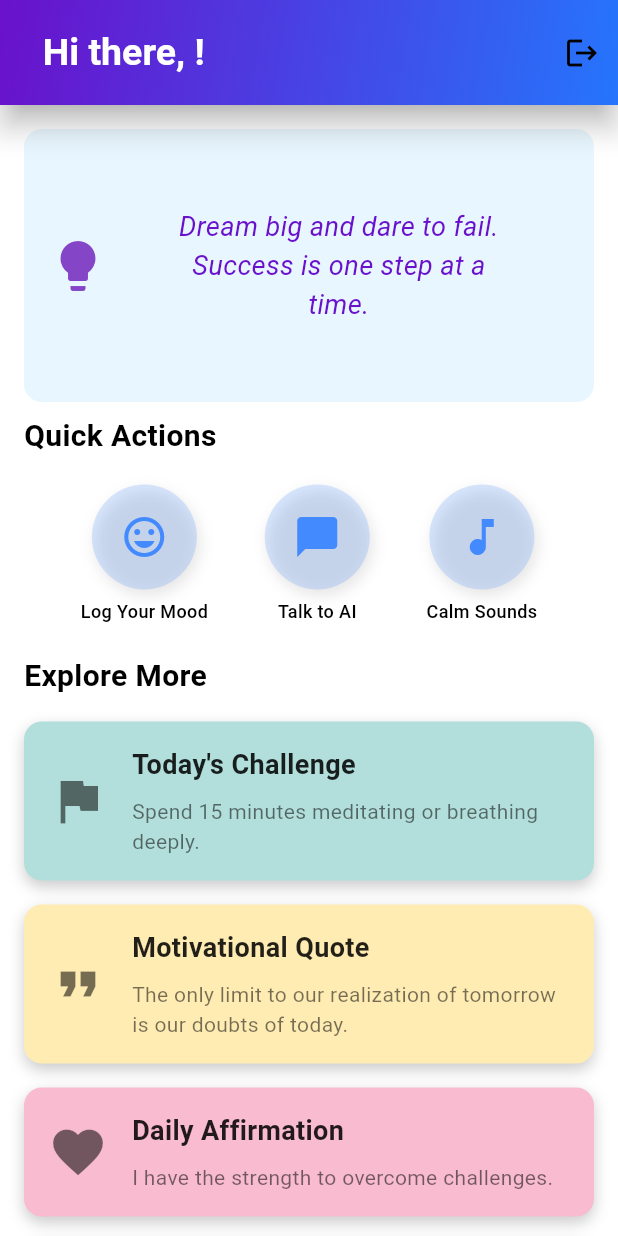
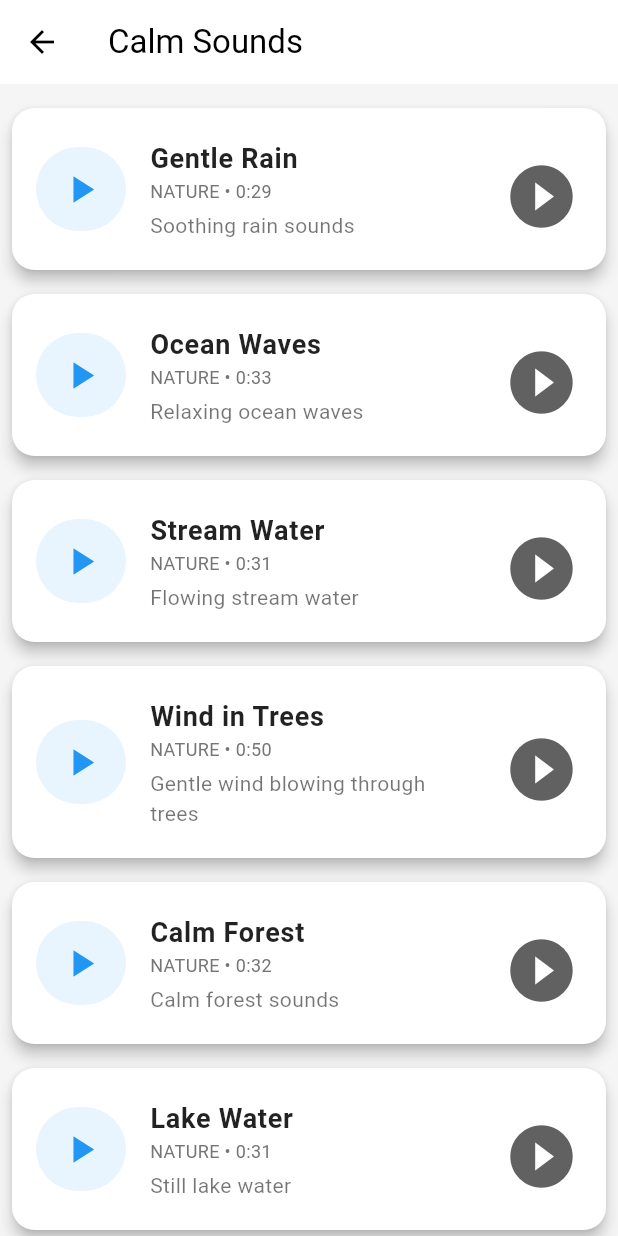
Before and after one commit to abibinu/MENTAL_HEALTH_APP, a Flutter app: the HomePage screen opened by its route, after a tap on "Calm Sounds", on a phone screen of 412 x 824 dp. Run offline on Flutter 3.47's test engine with Material 3 defaults, Android fonts, the phone set to English and light mode, and no system bars; our stand-ins replace fl_chart, just_audio, shared_preferences; accounts and stored records are empty.

Commit message:
edit: 01/02/25

```diff
--- /dev/null
+++ b/FRONTEND/mental_health_app/lib/calm_music.dart
@@ -0,0 +1,255 @@
+import 'package:flutter/material.dart';
+import 'package:just_audio/just_audio.dart';
+
+class CalmMusicPage extends StatefulWidget {
+  @override
+  _CalmMusicPageState createState() => _CalmMusicPageState();
+}
+
+class _CalmMusicPageState extends State<CalmMusicPage> {
+  final AudioPlayer _audioPlayer = AudioPlayer();
+  String? _currentPlaying;
+  bool isPlaying = false;
+  bool isLoading = false;
+
+  final List<Map<String, String>> calmSounds = [
+    {
+      "title": "Gentle Rain",
+      "url": "https://www.soundjay.com/nature/rain-01.mp3",
+      "duration": "0:29",
+      "category": "nature",
+      "description": "Soothing rain sounds"
+    },
+    {
+      "title": "Ocean Waves",
+      "url": "https://www.soundjay.com/nature/ocean-wave-2.mp3",
+      "duration": "0:33",
+      "category": "nature",
+      "description": "Relaxing ocean waves"
+    },
+    {
+      "title": "Stream Water",
+      "url": "https://www.soundjay.com/nature/sounds/stream-1.mp3",
+      "duration": "0:31",
+      "category": "nature",
+      "description": "Flowing stream water"
+    },
+    {
+      "title": "Wind in Trees",
+      "url": "https://www.soundjay.com/nature/sounds/wind-1.mp3",
+      "duration": "0:50",
+      "category": "nature",
+      "description": "Gentle wind blowing through trees"
+    },
+    {
+      "title": "Calm Forest",
+      "url": "https://www.soundjay.com/nature/sounds/forest-1.mp3",
+      "duration": "0:32",
+      "category": "nature",
+      "description": "Calm forest sounds"
+    },
+    {
+      "title": "Lake Water",
+      "url": "https://www.soundjay.com/nature/sounds/lake-1.mp3",
+      "duration": "0:31",
+      "category": "nature",
+      "description": "Still lake water"
+    },
+    {
+      "title": "Birds Chirping",
+      "url": "https://www.soundjay.com/nature/sounds/birds-1.mp3",
+      "duration": "0:45",
+      "category": "nature",
+      "description": "Chirping birds in the morning"
+    },
+    {
+      "title": "Soft Piano",
+      "url": "https://www.soundjay.com/misc/sounds/piano-1.mp3",
+      "duration": "1:00",
+      "category": "music",
+      "description": "Soft piano melodies"
+    },
+    {
+      "title": "Meditation Bells",
+      "url": "https://www.soundjay.com/misc/sounds/bell-1.mp3",
+      "duration": "0:30",
+      "category": "music",
+      "description": "Calming meditation bells"
+    },
+  ];
+
+  Future<void> _togglePlay(String url, String title) async {
+    try {
+      if (_currentPlaying == url && isPlaying) {
+        await _audioPlayer.pause();
+        setState(() {
+          isPlaying = false;
+        });
+        return;
+      }
+
+      setState(() {
+        isLoading = true;
+        _currentPlaying =
+            url; // Set current URL immediately to show loading state
+      });
+
+      if (_audioPlayer.playing) {
+        await _audioPlayer.stop();
+      }
+
+      await _audioPlayer.setAudioSource(
+        AudioSource.uri(Uri.parse(url)),
+        initialPosition: Duration.zero,
+      );
+
+      await _audioPlayer.play();
+
+      setState(() {
+        isPlaying = true;
+      });
+    } catch (e) {
+      print('Error playing audio: $e');
+      ScaffoldMessenger.of(context).showSnackBar(
+        SnackBar(
+          content:
+              Text('Error: Unable to play this track. Please try another.'),
+          backgroundColor: Colors.red,
+        ),
+      );
+      // Reset state if playback fails
+      setState(() {
+        if (_currentPlaying == url) {
+          _currentPlaying = null;
+          isPlaying = false;
+        }
+      });
+    } finally {
+      setState(() {
+        isLoading = false;
+      });
+    }
+  }
+
+  @override
+  void initState() {
+    super.initState();
+    _audioPlayer.playerStateStream.listen((playerState) {
+      if (playerState.processingState == ProcessingState.completed) {
+        setState(() {
+          isPlaying = false;
+          _currentPlaying = null;
+        });
+      }
+    });
+  }
+
+  @override
+  void dispose() {
+    _audioPlayer.dispose();
+    super.dispose();
+  }
+
+  @override
+  Widget build(BuildContext context) {
+    return Scaffold(
+      backgroundColor: Colors.grey[100],
+      appBar: AppBar(
+        title: Text("Calm Sounds"),
+        elevation: 0,
+      ),
+      body: ListView.builder(
+        padding: EdgeInsets.all(8),
+        itemCount: calmSounds.length,
+        itemBuilder: (context, index) {
+          final sound = calmSounds[index];
+          final bool isCurrentTrack = _currentPlaying == sound["url"];
+          final bool isCurrentlyPlaying = isCurrentTrack && isPlaying;
+          final bool isThisLoading = isCurrentTrack && isLoading;
+
+          return Card(
+            elevation: 4,
+            margin: EdgeInsets.symmetric(vertical: 8),
+            shape: RoundedRectangleBorder(
+              borderRadius: BorderRadius.circular(15),
+            ),
+            child: ListTile(
+              contentPadding:
+                  EdgeInsets.symmetric(horizontal: 16, vertical: 12),
+              leading: Container(
+                width: 60,
+                height: 60,
+                decoration: BoxDecoration(
+                  color: isCurrentlyPlaying
+                      ? Colors.blue
+                      : Colors.blue.withOpacity(0.1),
+                  borderRadius: BorderRadius.circular(30),
+                ),
+                child: Icon(
+                  isCurrentlyPlaying ? Icons.music_note : Icons.play_arrow,
+                  color: isCurrentlyPlaying ? Colors.white : Colors.blue,
+                  size: 30,
+                ),
+              ),
+              title: Text(
+                sound["title"]!,
+                style: TextStyle(
+                  fontWeight: FontWeight.bold,
+                  fontSize: 18,
+                  color: isCurrentlyPlaying ? Colors.blue : Colors.black87,
+                ),
+              ),
+              subtitle: Column(
+                crossAxisAlignment: CrossAxisAlignment.start,
+                children: [
+                  Text(
+                    "${sound["category"]!.toUpperCase()} • ${sound["duration"]!}",
+                    style: TextStyle(
+                      fontSize: 12,
+                      color: Colors.grey[600],
+                    ),
+                  ),
+                  SizedBox(height: 4),
+                  Text(
+                    sound["description"]!,
+                    style: TextStyle(
+                      fontSize: 14,
+                      color: Colors.black54,
+                    ),
+                  ),
+                ],
+              ),
+              trailing: SizedBox(
+                width: 60,
+                height: 60,
+                child: isThisLoading
+                    ? Center(
+                        child: SizedBox(
+                          width: 24,
+                          height: 24,
+                          child: CircularProgressIndicator(
+                            strokeWidth: 2,
+                            color: Colors.blue,
+                          ),
+                        ),
+                      )
+                    : IconButton(
+                        icon: Icon(
+                          isCurrentlyPlaying
+                              ? Icons.pause_circle_filled
+                              : Icons.play_circle_filled,
+                          size: 50,
+                        ),
+                        color:
+                            isCurrentlyPlaying ? Colors.blue : Colors.grey[700],
+                        onPressed: () =>
+                            _togglePlay(sound["url"]!, sound["title"]!),
+                      ),
+              ),
+            ),
+          );
+        },
+      ),
+    );
+  }
+}
--- a/FRONTEND/mental_health_app/lib/home.dart
+++ b/FRONTEND/mental_health_app/lib/home.dart
@@ -160,7 +160,7 @@ class _HomePageState extends State<HomePage> {
                     icon: Icons.music_note,
                     title: "Calm Sounds",
                     onTap: () {
-                      Navigator.pushNamed(context, '/calm_sounds');
+                      Navigator.pushNamed(context, '/calm_music');
                     },
                   ),
                 ],
--- a/FRONTEND/mental_health_app/pubspec.yaml
+++ b/FRONTEND/mental_health_app/pubspec.yaml
@@ -18,6 +18,9 @@ dependencies:
     sdk: flutter
   cupertino_icons: ^1.0.8
   dialog_flowtter: ^0.3.3-nullsafety.0
+  just_audio: ^0.9.44
+  audio_service: ^0.18.16
+  just_audio_background: ^0.0.1-beta.14
 
 dev_dependencies:
   flutter_launcher_icons: ^0.14.3
```
Also changed, not shown: FRONTEND/mental_health_app/lib/main.dart (+11 -10 lines), FRONTEND/mental_health_app/pubspec.lock, 2 other files.
